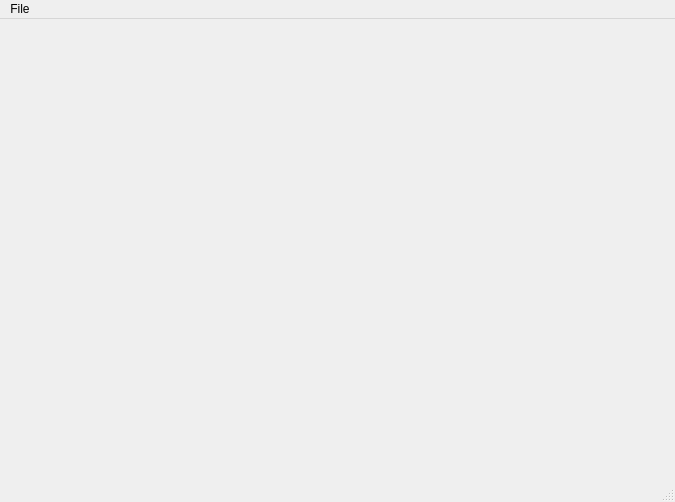
This is src/ui/ui_source/hirerachy_edtior.ui in SqrtMinusOne/ERMaket as Qt 5 draws it before an edit. The edited form follows.
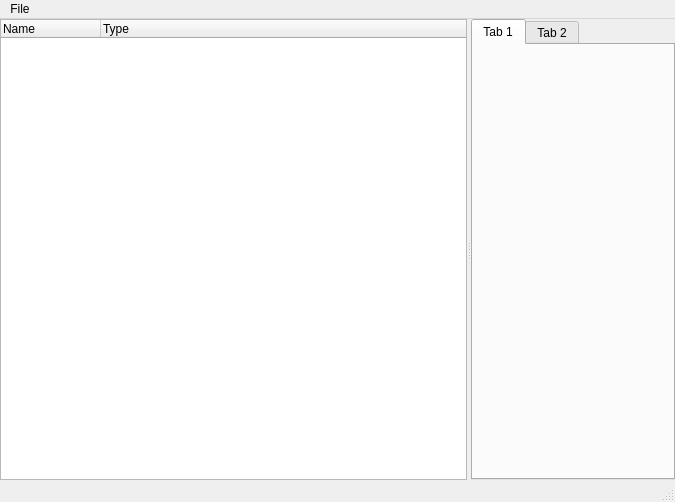
This is the edited form.

The edit to the form file:
```diff
--- a/src/ui/ui_source/hirerachy_edtior.ui
+++ b/src/ui/ui_source/hirerachy_edtior.ui
@@ -13,7 +13,53 @@
   <property name="windowTitle">
    <string>MainWindow</string>
   </property>
-  <widget class="QWidget" name="centralwidget"/>
+  <widget class="QWidget" name="centralwidget">
+   <layout class="QHBoxLayout" name="horizontalLayout">
+    <property name="leftMargin">
+     <number>0</number>
+    </property>
+    <property name="topMargin">
+     <number>0</number>
+    </property>
+    <property name="rightMargin">
+     <number>0</number>
+    </property>
+    <property name="bottomMargin">
+     <number>0</number>
+    </property>
+    <item>
+     <widget class="QSplitter" name="main_splitter">
+      <property name="orientation">
+       <enum>Qt::Horizontal</enum>
+      </property>
+      <widget class="QTreeWidget" name="tree_widet">
+       <column>
+        <property name="text">
+         <string>Name</string>
+        </property>
+       </column>
+       <column>
+        <property name="text">
+         <string>Type</string>
+        </property>
+       </column>
+      </widget>
+      <widget class="QTabWidget" name="tab_widget">
+       <widget class="QWidget" name="tab">
+        <attribute name="title">
+         <string>Tab 1</string>
+        </attribute>
+       </widget>
+       <widget class="QWidget" name="tab_2">
+        <attribute name="title">
+         <string>Tab 2</string>
+        </attribute>
+       </widget>
+      </widget>
+     </widget>
+    </item>
+   </layout>
+  </widget>
   <widget class="QMenuBar" name="menubar">
    <property name="geometry">
     <rect>
```
Left out of the diff: 23 changed lines with no effect on the pictures.
